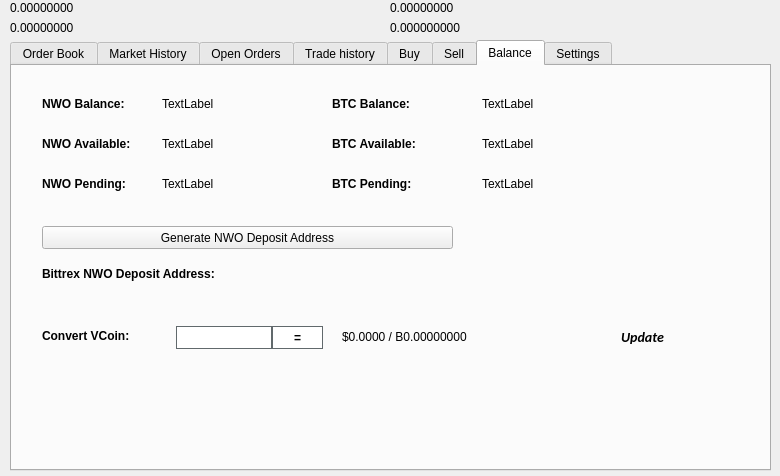
The window that src/qt/forms/tradingdialog.ui (mallmanator/SwampCoin) describes before a commit, drawn with Qt 5.
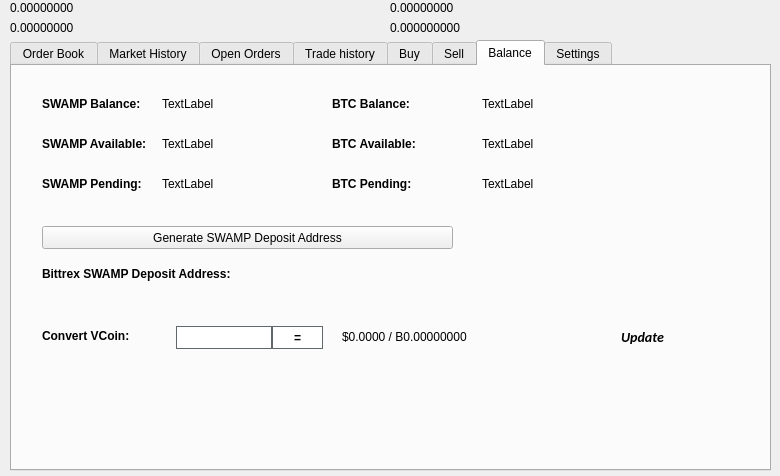
The same window after the commit. The open tabs and pages were chosen to show the change. Icons and pictures are not drawn.

Diff of the .ui file:
```diff
--- a/src/qt/forms/tradingdialog.ui
+++ b/src/qt/forms/tradingdialog.ui
@@ -2762,7 +2762,7 @@
       </font>
      </property>
      <property name="text">
-      <string>NWO Balance:</string>
+      <string>SWAMP Balance:</string>
      </property>
     </widget>
     <widget class="QLabel" name="label_12">
@@ -2813,7 +2813,7 @@
       </font>
      </property>
      <property name="text">
-      <string>NWO Available:</string>
+      <string>SWAMP Available:</string>
      </property>
     </widget>
     <widget class="QLabel" name="label_14">
@@ -2832,7 +2832,7 @@
       </font>
      </property>
      <property name="text">
-      <string>NWO Pending:</string>
+      <string>SWAMP Pending:</string>
      </property>
     </widget>
     <widget class="QLabel" name="NWOPendingLabel">
@@ -2928,7 +2928,7 @@
       </font>
      </property>
      <property name="text">
-      <string>Bittrex NWO Deposit Address:</string>
+      <string>Bittrex SWAMP Deposit Address:</string>
      </property>
     </widget>
     <widget class="QPushButton" name="GenDepositBTN">
@@ -2941,7 +2941,7 @@
       </rect>
      </property>
      <property name="text">
-      <string>Generate NWO Deposit Address</string>
+      <string>Generate SWAMP Deposit Address</string>
      </property>
      <property name="icon">
       <iconset resource="../swamp.qrc">
```
Left out of the diff: 30 changed lines with no effect on the pictures.
